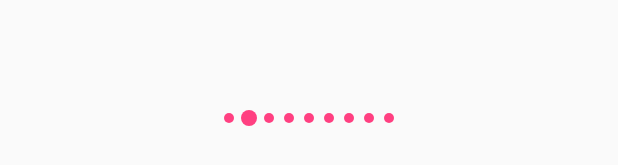
After one commit to jm47895/FoodRecipes, an Android app: the layout layout_loading_list_item.xml on its own in the app's theme, with its tools: preview values and no code run, on a phone screen of 412 x 824 dp. The commit adds this screen. Shown: the part 500-665 px from the top of the screen. Run offline under Robolectric (Android 15) with nearby library versions, the phone set to English and light mode, and no system bars.

Commit message:
Add loading screen.

```diff
--- a/app/src/main/java/com/jordanmadrigal/foodrecipes/RecipeListActivity.java
+++ b/app/src/main/java/com/jordanmadrigal/foodrecipes/RecipeListActivity.java
@@ -78,6 +78,7 @@ public class RecipeListActivity extends BaseActivity implements OnRecipeListener
         searchView.setOnQueryTextListener(new SearchView.OnQueryTextListener() {
             @Override
             public boolean onQueryTextSubmit(String query) {
+                adapter.displayLoading();
                 searchRecipesApi(query, 1);
                 return false;
             }
--- /dev/null
+++ b/app/src/main/java/com/jordanmadrigal/foodrecipes/utils/HorizontalDottedProgress.java
@@ -0,0 +1,133 @@
+package com.jordanmadrigal.foodrecipes.utils;
+
+import android.content.Context;
+import android.graphics.Canvas;
+import android.graphics.Paint;
+import android.util.AttributeSet;
+import android.util.Log;
+import android.view.View;
+import android.view.animation.Animation;
+import android.view.animation.LinearInterpolator;
+import android.view.animation.Transformation;
+
+import com.jordanmadrigal.foodrecipes.R;
+
+public class HorizontalDottedProgress extends View {
+
+    //actual dot radius
+    private int mDotRadius = 5;
+
+    //Bounced Dot Radius
+    private int mBounceDotRadius = 8;
+
+    //to get identified in which position dot has to bounce
+    private int  mDotPosition;
+
+    //specify how many dots you need in a progressbar
+    private int mDotAmount = 10;
+
+    public HorizontalDottedProgress(Context context) {
+        super(context);
+    }
+
+    public HorizontalDottedProgress(Context context, AttributeSet attrs) {
+        super(context, attrs);
+    }
+
+    public HorizontalDottedProgress(Context context, AttributeSet attrs, int defStyleAttr) {
+        super(context, attrs, defStyleAttr);
+    }
+
+    //Method to draw your customized dot on the canvas
+    @Override
+    protected void onDraw(Canvas canvas) {
+        super.onDraw(canvas);
+
+        Paint paint = new Paint();
+
+        //set the color for the dot that you want to draw
+        paint.setColor(getResources().getColor(R.color.colorAccent));
+
+        //function to create dot
+        createDot(canvas,paint);
+    }
+
+    @Override
+    protected void onAttachedToWindow() {
+        super.onAttachedToWindow();
+        //Animation called when attaching to the window, i.e to your screen
+        startAnimation();
+    }
+
+    private void createDot(Canvas canvas, Paint paint) {
+
+        //here i have setted progress bar with 10 dots , so repeat and wnen i = mDotPosition  then increase the radius of dot i.e mBounceDotRadius
+        for(int i = 0; i < mDotAmount; i++ ){
+            if(i == mDotPosition){
+                canvas.drawCircle(10+(i*20), mBounceDotRadius, mBounceDotRadius, paint);
+            }else {
+                canvas.drawCircle(10+(i*20), mBounceDotRadius, mDotRadius, paint);
+            }
+        }
+
+
+    }
+
+    @Override
+    protected void onMeasure(int widthMeasureSpec, int heightMeasureSpec) {
+        super.onMeasure(widthMeasureSpec, heightMeasureSpec);
+        int width;
+        int height;
+
+        //calculate the view width
+        int calculatedWidth = (20*9);
+
+        width = calculatedWidth;
+        height = (mBounceDotRadius*2);
+
+
+
+        //MUST CALL THIS
+        setMeasuredDimension(width, height);
+    }
+
+    private void startAnimation() {
+        BounceAnimation bounceAnimation = new BounceAnimation();
+        bounceAnimation.setDuration(100);
+        bounceAnimation.setRepeatCount(Animation.INFINITE);
+        bounceAnimation.setInterpolator(new LinearInterpolator());
+        bounceAnimation.setAnimationListener(new Animation.AnimationListener() {
+            @Override
+            public void onAnimationStart(Animation animation) {
+
+            }
+
+            @Override
+            public void onAnimationEnd(Animation animation) {
+
+            }
+
+            @Override
+            public void onAnimationRepeat(Animation animation) {
+                mDotPosition++;
+                //when mDotPosition == mDotAmount , then start again applying animation from 0th positon , i.e  mDotPosition = 0;
+                if (mDotPosition == mDotAmount) {
+                    mDotPosition = 0;
+                }
+                Log.d("INFOMETHOD","----On Animation Repeat----");
+
+            }
+        });
+        startAnimation(bounceAnimation);
+    }
+
+
+    private class BounceAnimation extends Animation {
+        @Override
+        protected void applyTransformation(float interpolatedTime, Transformation t) {
+            super.applyTransformation(interpolatedTime, t);
+            //call invalidate to redraw your view again.
+            invalidate();
+        }
+    }
+}
--- /dev/null
+++ b/app/src/main/res/layout/layout_loading_list_item.xml
@@ -0,0 +1,14 @@
+<?xml version="1.0" encoding="utf-8"?>
+<android.support.constraint.ConstraintLayout xmlns:android="http://schemas.android.com/apk/res/android"
+    android:layout_width="match_parent"
+    android:layout_height="match_parent"
+    xmlns:app="http://schemas.android.com/apk/res-auto">
+
+    <com.jordanmadrigal.foodrecipes.utils.HorizontalDottedProgress
+        android:layout_width="wrap_content"
+        android:layout_height="wrap_content"
+        app:layout_constraintStart_toStartOf="parent"
+        app:layout_constraintEnd_toEndOf="parent"
+        app:layout_constraintTop_toTopOf="parent"
+        app:layout_constraintBottom_toBottomOf="parent"/>
+</android.support.constraint.ConstraintLayout>
```
Also changed, not shown: app/src/main/java/com/jordanmadrigal/foodrecipes/adapters/LoadingViewHolder.java (added, +11 -0 lines), app/src/main/java/com/jordanmadrigal/foodrecipes/adapters/RecipeRecyclerAdapter.java (+56 -11 lines).
